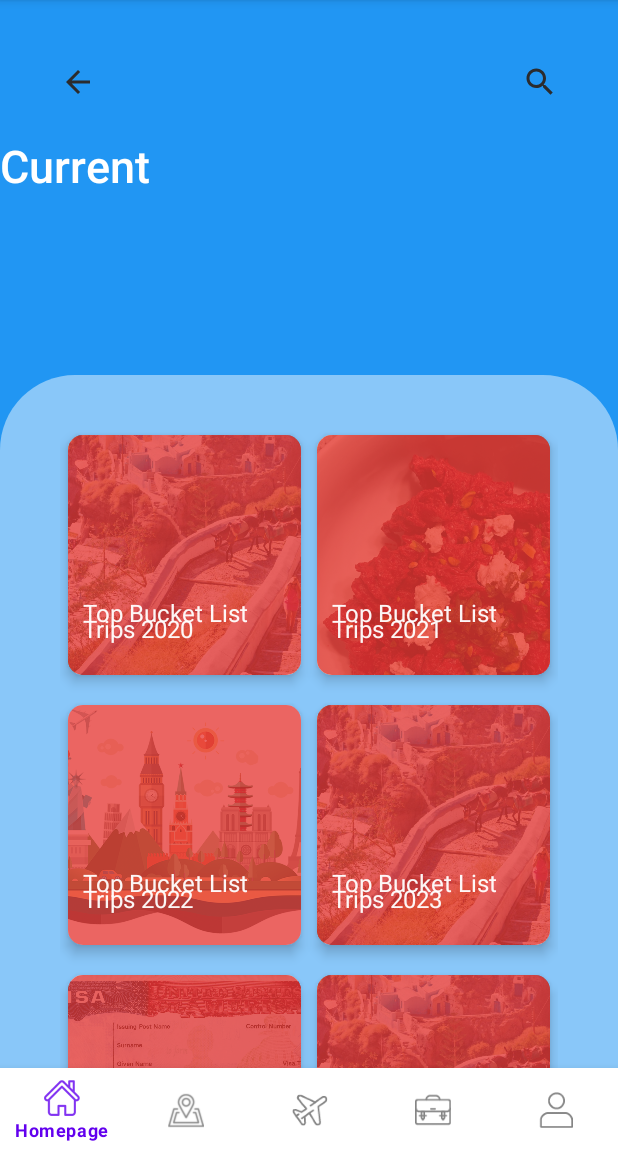
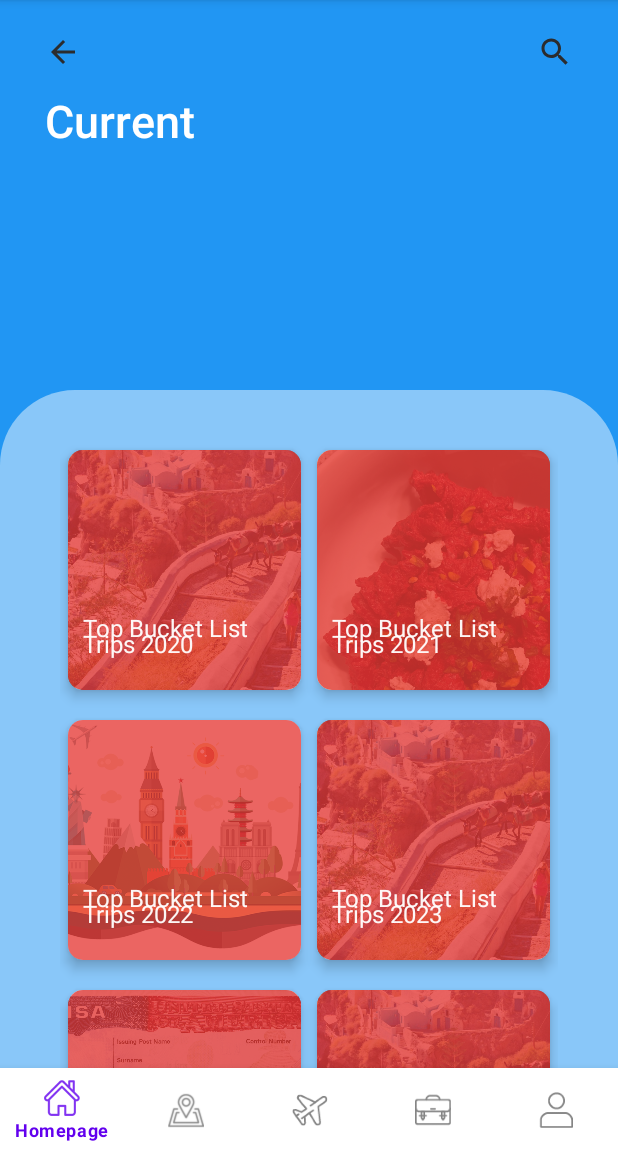
Before and after one commit to jiwagon/Tripper-App, an Android app: the screen it shows after launch (MainActivity), on a phone screen of 412 x 824 dp, the part 84-1236 px from its top. Run offline under Robolectric (Android 15) with nearby library versions, the phone set to English and light mode, and no system bars; our stand-ins replace navigation-ui.

```diff
--- a/app/src/main/res/layout/home_fragment.xml
+++ b/app/src/main/res/layout/home_fragment.xml
@@ -20,8 +20,8 @@
             android:id="@+id/home_widget_title"
             android:layout_width="match_parent"
             android:layout_height="wrap_content"
-            android:layout_marginTop="10dp"
             android:layout_marginEnd="30dp"
+            android:layout_marginStart="30dp"
             android:text="@string/home_widget_title"
             android:textAppearance="@style/TextAppearance.AppCompat.Body2"
             android:textColor="#FFFFFF"
@@ -34,7 +34,7 @@
             app:layout_constraintTop_toTopOf="parent"
             android:layout_marginRight="20dp"
             android:id="@+id/search_bar"
-            android:layout_marginTop="30dp"
+            android:layout_marginTop="10dp"
             android:layout_marginLeft="20dp"
             android:layout_height="50dp">
 
@@ -43,7 +43,7 @@
                 android:layout_width="wrap_content"
                 android:layout_height="wrap_content"
                 android:layout_centerVertical="true"
-                android:paddingLeft="20dp"
+                android:paddingLeft="10dp"
                 android:src="@drawable/home_backarrow"
                 app:tint="#2B2C2E" />
 
@@ -53,7 +53,7 @@
                 android:layout_height="wrap_content"
                 android:src="@drawable/home_search"
                 android:layout_alignParentRight="true"
-                android:paddingRight="20dp"
+                android:paddingRight="10dp"
                 android:layout_centerVertical="true"
                 app:tint="#2B2C2E"
                 />
@@ -63,7 +63,7 @@
             android:id="@+id/guide_background"
             android:layout_width="match_parent"
             android:layout_height="match_parent"
-            android:layout_marginTop="250dp"
+            android:layout_marginTop="260dp"
             android:background="@drawable/home_dashboard_back"
             app:layout_constraintBottom_toBottomOf="parent"
             app:layout_constraintStart_toStartOf="parent"
```
